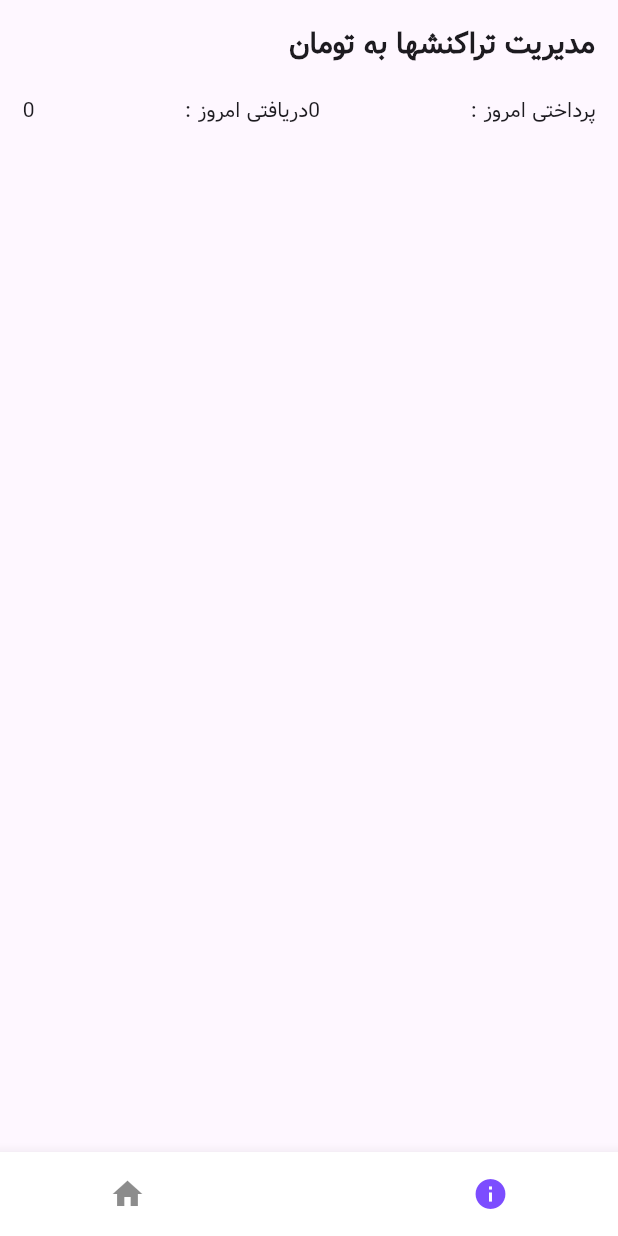
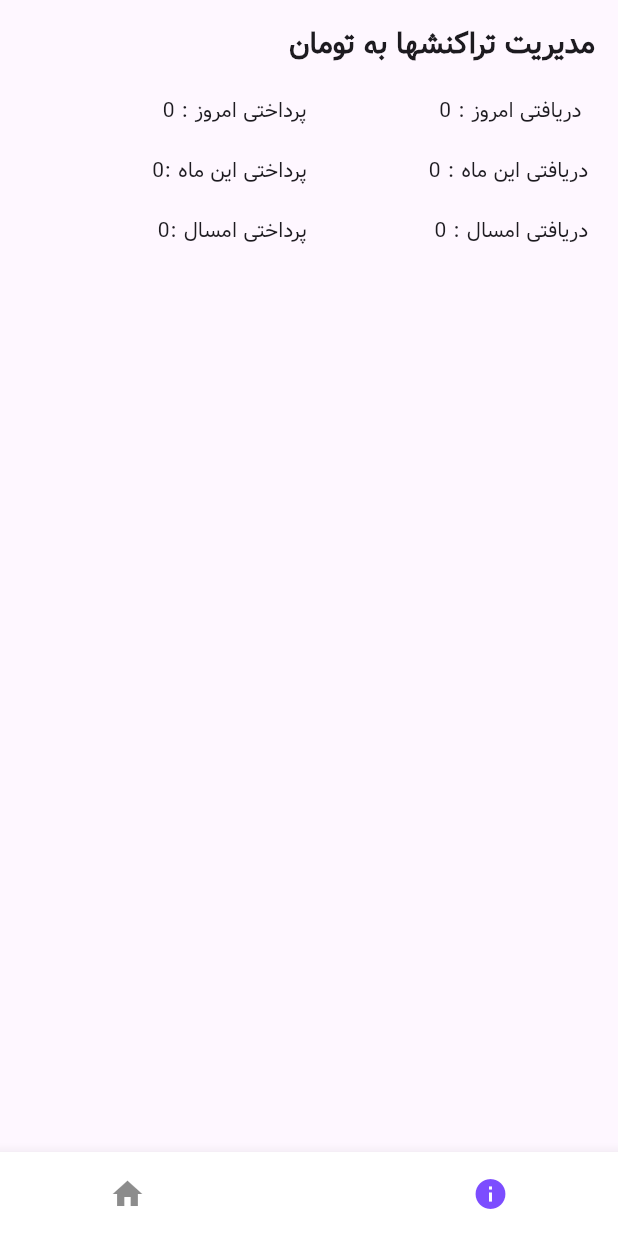
Before and after one commit to moradzadeh67/financial_management_app, a Flutter app: the screen it shows after launch, item 2 of the bottom bar chosen, on a phone screen of 412 x 824 dp. Run offline on Flutter 3.47's test engine with Material 3 defaults, Android fonts, the light colour scheme and no system bars; drawn by our look-alikes of animated_bottom_navigation_bar; our stand-ins replace flutter_svg; missing offline and left inert: searchbar_animation; project files that could hold a hidden picture were left out.

Commit message:
forth edit

```diff
--- a/lib/screen/info_screen.dart
+++ b/lib/screen/info_screen.dart
@@ -24,17 +24,23 @@ class _InfoScreenState extends State<InfoScreen> {
                   style: TextStyle(fontWeight: FontWeight.bold, fontSize: 20),
                 ),
               ),
-              Padding(
-                padding: const EdgeInsets.only(right: 15, top: 20, left: 15),
-                child: Row(
-                  mainAxisAlignment: MainAxisAlignment.end,
-                  children: const [
-                    Expanded(child: Text('0')),
-                    Text(' : دریافتی امروز'),
-                    Expanded(child: Text('0')),
-                    Text(' : پرداختی امروز'),
-                  ],
-                ),
+              const MonyInfoWidget(
+                firstText: ' : دریافتی امروز ',
+                firstPrice: '0',
+                secondText: ': پرداختی امروز ',
+                secondPrice: '0',
+              ),
+              const MonyInfoWidget(
+                firstText: ' : دریافتی این ماه',
+                firstPrice: '0',
+                secondText: ': پرداختی این ماه',
+                secondPrice: '0',
+              ),
+              const MonyInfoWidget(
+                firstText: ' : دریافتی امسال',
+                firstPrice: '0',
+                secondText: ': پرداختی امسال',
+                secondPrice: '0',
               ),
             ],
           ),
@@ -43,3 +49,50 @@ class _InfoScreenState extends State<InfoScreen> {
     );
   }
 }
+
+class MonyInfoWidget extends StatelessWidget {
+  final String firstText;
+  final String secondText;
+  final String firstPrice;
+  final String secondPrice;
+  const MonyInfoWidget({
+    super.key,
+    required this.firstText,
+    required this.secondText,
+    required this.firstPrice,
+    required this.secondPrice,
+  });
+
+  @override
+  Widget build(BuildContext context) {
+    return Padding(
+      padding: const EdgeInsets.only(right: 20, top: 20, left: 20),
+      child: Row(
+        mainAxisAlignment: MainAxisAlignment.end,
+        children: [
+          Expanded(
+            child: Text(
+              secondPrice,
+              textAlign: TextAlign.right,
+              style: TextStyle(fontSize: 14),
+            ),
+          ),
+          Text(
+            secondText,
+            textAlign: TextAlign.right,
+            style: TextStyle(fontSize: 14),
+          ),
+
+          Expanded(
+            child: Text(
+              firstPrice,
+              textAlign: TextAlign.right,
+              style: TextStyle(fontSize: 14),
+            ),
+          ),
+          Text(firstText, style: TextStyle(fontSize: 14)),
+        ],
+      ),
+    );
+  }
+}
```
Also changed, not shown: lib/screen/home_screen.dart (+9 -1 lines), lib/screen/new_transactions_screen.dart (added, +141 -0 lines).
